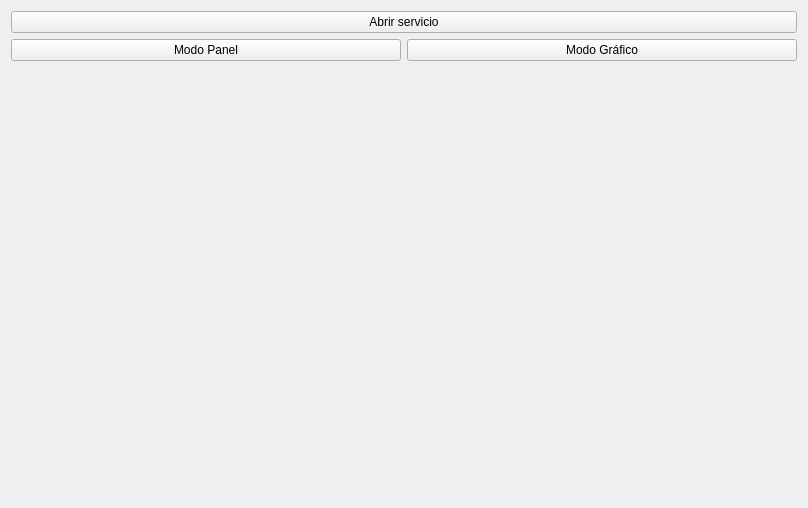
Old version of the form designer/monitor.ui in the repository Kammann123/sae_fend.
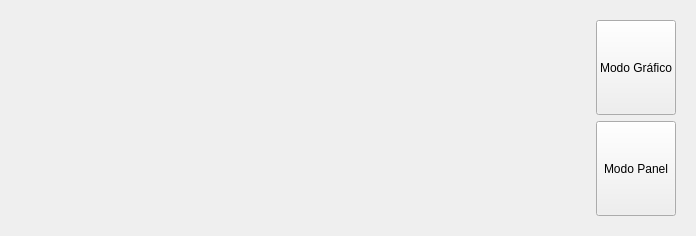
New version of the form.

Commit message: UserSession added as base class, and updating Monitor widget with UserSession as input field

What changed in the file:
```diff
--- a/designer/monitor.ui
+++ b/designer/monitor.ui
@@ -6,43 +6,63 @@
    <rect>
     <x>0</x>
     <y>0</y>
-    <width>808</width>
-    <height>508</height>
+    <width>696</width>
+    <height>236</height>
    </rect>
   </property>
   <property name="windowTitle">
    <string>Form</string>
   </property>
+  <property name="styleSheet">
+   <string notr="true"/>
+  </property>
   <layout class="QVBoxLayout" name="verticalLayout">
    <item>
-    <widget class="QPushButton" name="open_service_button">
-     <property name="text">
-      <string>Abrir servicio</string>
+    <widget class="QWidget" name="horizontalWidget" native="true">
+     <property name="styleSheet">
+      <string notr="true"/>
      </property>
-    </widget>
-   </item>
-   <item>
-    <layout class="QHBoxLayout" name="horizontalLayout">
-     <item>
-      <widget class="QPushButton" name="panel_button">
-       <property name="text">
-        <string>Modo Panel</string>
-       </property>
-      </widget>
-     </item>
-     <item>
-      <widget class="QPushButton" name="graphic_button">
-       <property name="text">
-        <string>Modo Gráfico</string>
-       </property>
-      </widget>
-     </item>
-    </layout>
-   </item>
-   <item>
-    <widget class="QStackedWidget" name="data_widget">
-     <widget class="QWidget" name="page"/>
-     <widget class="QWidget" name="page_2"/>
+     <layout class="QHBoxLayout" name="horizontalLayout">
+      <item>
+       <widget class="QStackedWidget" name="data_widget">
+        <property name="styleSheet">
+         <string notr="true"/>
+        </property>
+        <widget class="QWidget" name="page"/>
+        <widget class="QWidget" name="page_2"/>
+       </widget>
+      </item>
+      <item>
+       <layout class="QVBoxLayout" name="verticalLayout_2">
+        <item>
+         <widget class="QPushButton" name="graphic_button">
+          <property name="sizePolicy">
+           <sizepolicy hsizetype="Minimum" vsizetype="Minimum">
+            <horstretch>0</horstretch>
+            <verstretch>0</verstretch>
+           </sizepolicy>
+          </property>
+          <property name="text">
+           <string>Modo Gráfico</string>
+          </property>
+         </widget>
+        </item>
+        <item>
+         <widget class="QPushButton" name="panel_button">
+          <property name="sizePolicy">
+           <sizepolicy hsizetype="Minimum" vsizetype="Minimum">
+            <horstretch>0</horstretch>
+            <verstretch>0</verstretch>
+           </sizepolicy>
+          </property>
+          <property name="text">
+           <string>Modo Panel</string>
+          </property>
+         </widget>
+        </item>
+       </layout>
+      </item>
+     </layout>
     </widget>
    </item>
   </layout>
```
The commit also changes 9 other files.
